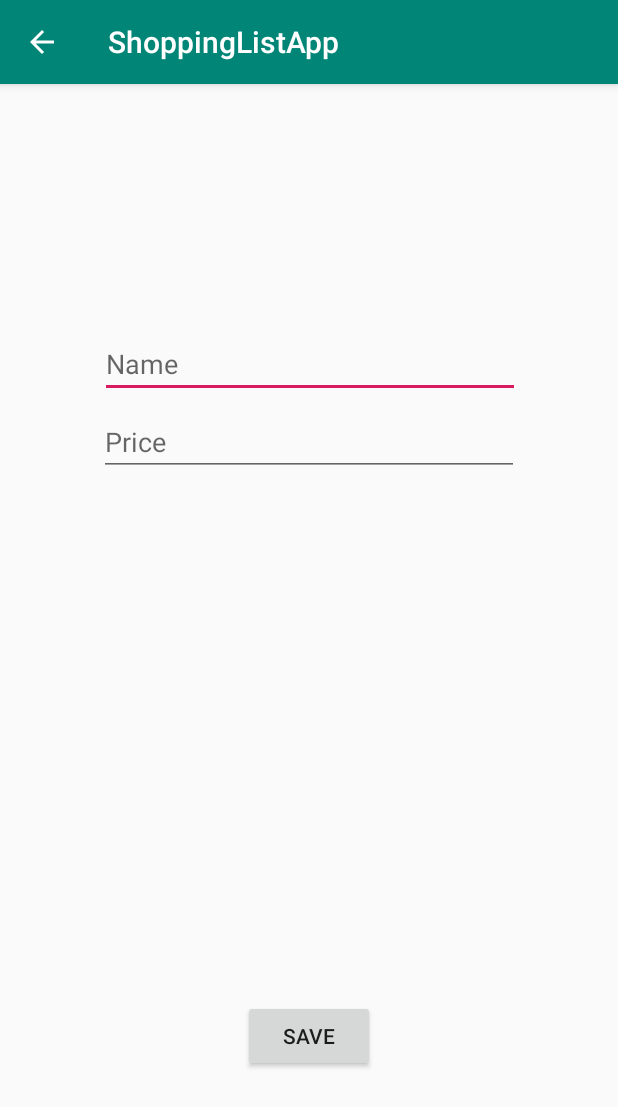
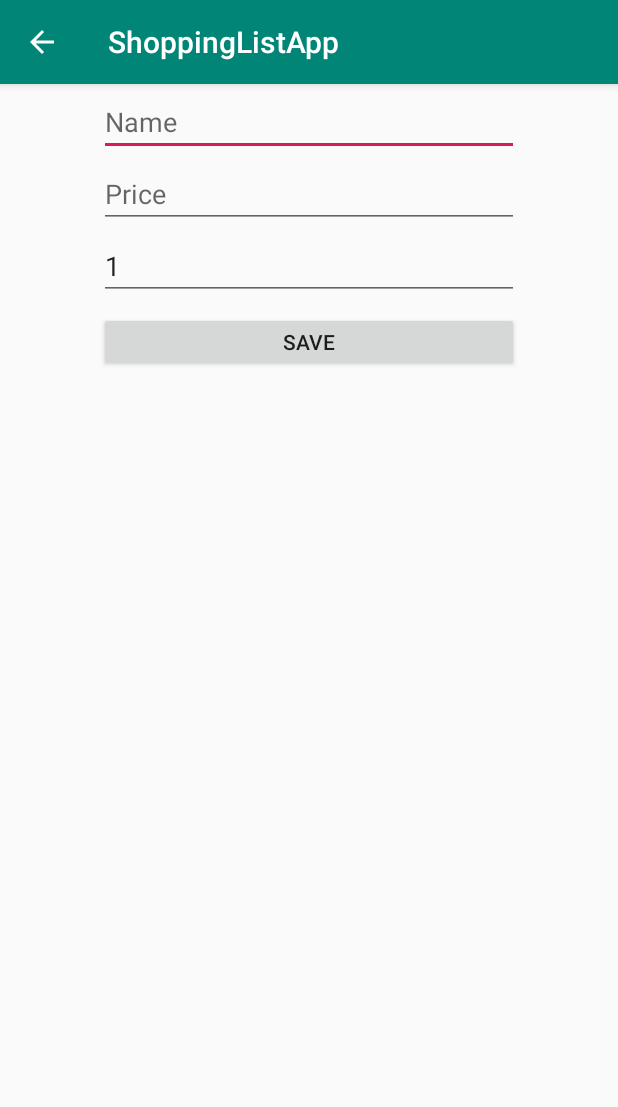
Before and after one commit to c0deful/shoppin-list-app, an Android app: the screen it shows after launch (AddProductActivity), after a tap on an icon or button, on a phone screen of 412 x 824 dp. Shown: the top 1107 px of the screen. Run offline under Robolectric (Android 15) with nearby library versions, the phone set to English and light mode, and no system bars.

Commit message:
Add "count" field for shopping list entries

```diff
--- a/app/src/main/java/pl/dplewa/shoppinglistapp/activity/AddProductActivity.java
+++ b/app/src/main/java/pl/dplewa/shoppinglistapp/activity/AddProductActivity.java
@@ -1,24 +1,23 @@
 package pl.dplewa.shoppinglistapp.activity;
 
-import android.content.ContentValues;
-import android.database.sqlite.SQLiteDatabase;
 import android.os.Bundle;
 import android.support.v7.app.AppCompatActivity;
 import android.view.View;
 import android.widget.EditText;
 
 import pl.dplewa.shoppinglistapp.R;
-import pl.dplewa.shoppinglistapp.data.DatabaseOpenHelper;
+import pl.dplewa.shoppinglistapp.data.DatabaseOperations;
 
 /**
  * @author Dominik Plewa
  */
 public class AddProductActivity extends AppCompatActivity {
 
-    private SQLiteDatabase db;
+    private DatabaseOperations dbOps;
 
     private EditText nameField;
     private EditText priceField;
+    private EditText countField;
 
     @Override
     protected void onCreate(Bundle savedInstanceState) {
@@ -26,19 +25,14 @@ public class AddProductActivity extends AppCompatActivity {
         setContentView(R.layout.activity_product_form);
         nameField = findViewById(R.id.productFormName);
         priceField = findViewById(R.id.productFormPrice);
-        db = new DatabaseOpenHelper(this).getWritableDatabase();
+        countField = findViewById(R.id.productFormCount);
+        dbOps = new DatabaseOperations(this);
     }
 
     public void addProduct(View view) {
-        final String productsTable = getString(R.string.db_products_table);
-        final String nameColumn = getString(R.string.db_products_name_column);
-        final String priceColumn = getString(R.string.db_products_price_column);
-        final String purchasedColumn = getString(R.string.db_products_purchased_column);
-        final ContentValues productValues = new ContentValues(3);
-        productValues.put(nameColumn, nameField.getText().toString());
-        productValues.put(priceColumn, priceField.getText().toString());
-        productValues.put(purchasedColumn, 0);
-        db.insert(productsTable, null, productValues);
+        dbOps.insertProduct(nameField.getText().toString(),
+                priceField.getText().toString(),
+                Integer.parseInt(countField.getText().toString()));
         finish();
     }
 }
--- a/app/src/main/java/pl/dplewa/shoppinglistapp/activity/MainActivity.java
+++ b/app/src/main/java/pl/dplewa/shoppinglistapp/activity/MainActivity.java
@@ -28,22 +28,29 @@ import pl.dplewa.shoppinglistapp.view.ProductAdapter;
 /**
  * @author Dominik Plewa
  */
-public class MainActivity extends AppCompatActivity implements LoaderManager.LoaderCallbacks<Cursor> {
+public class MainActivity extends AppCompatActivity implements LoaderManager.LoaderCallbacks<List<Product>> {
+
+    private RecyclerView shoppingListRecycler;
 
     @Override
     protected void onCreate(Bundle savedInstanceState) {
         super.onCreate(savedInstanceState);
+
         setContentView(R.layout.activity_shopping_list);
-        Toolbar toolbar = findViewById(R.id.toolbar);
+
+        final Toolbar toolbar = findViewById(R.id.toolbar);
         setSupportActionBar(toolbar);
 
-        FloatingActionButton fab = findViewById(R.id.fab);
+        final FloatingActionButton fab = findViewById(R.id.fab);
         fab.setOnClickListener(new View.OnClickListener() {
             @Override
             public void onClick(View view) {
                 startActivity(new Intent(getBaseContext(), AddProductActivity.class));
             }
         });
+
+        shoppingListRecycler = findViewById(R.id.shoppingListRecycler);
+        shoppingListRecycler.setLayoutManager(new LinearLayoutManager(this));
     }
 
     @Override
@@ -76,31 +83,17 @@ public class MainActivity extends AppCompatActivity implements LoaderManager.Loa
 
     @NonNull
     @Override
-    public Loader<Cursor> onCreateLoader(int i, @Nullable Bundle bundle) {
+    public Loader<List<Product>> onCreateLoader(int i, @Nullable Bundle bundle) {
         return new ProductLoader(this);
     }
 
     @Override
-    public void onLoadFinished(@NonNull Loader<Cursor> loader, Cursor cursor) {
-        RecyclerView shoppingListRecycler = findViewById(R.id.shoppingListRecycler);
-        shoppingListRecycler.setLayoutManager(new LinearLayoutManager(this));
-        List<Product> products = new ArrayList<>(cursor.getCount());
-        try {
-            while (cursor.moveToNext()) {
-                products.add(new Product(
-                        cursor.getInt(0),
-                        cursor.getString(1),
-                        new BigDecimal(cursor.getDouble(2)),
-                        cursor.getInt(3) != 0));
-            }
-        } finally {
-            cursor.close();
-        }
+    public void onLoadFinished(@NonNull Loader<List<Product>> loader, List<Product> products) {
         shoppingListRecycler.setAdapter(new ProductAdapter(this, products));
     }
 
     @Override
-    public void onLoaderReset(@NonNull Loader<Cursor> loader) {
+    public void onLoaderReset(@NonNull Loader<List<Product>> loader) {
         // nothing to do here
     }
 }
--- a/app/src/main/java/pl/dplewa/shoppinglistapp/data/DatabaseOpenHelper.java
+++ b/app/src/main/java/pl/dplewa/shoppinglistapp/data/DatabaseOpenHelper.java
@@ -3,34 +3,41 @@ package pl.dplewa.shoppinglistapp.data;
 import android.content.Context;
 import android.database.sqlite.SQLiteDatabase;
 import android.database.sqlite.SQLiteOpenHelper;
+import android.support.annotation.NonNull;
 
 import pl.dplewa.shoppinglistapp.R;
 
 public class DatabaseOpenHelper extends SQLiteOpenHelper {
-    private static final int DATABASE_VERSION = 2;
-    private Context context;
+    private static final int DATABASE_VERSION = 3;
+    final String productsTable;
+    final String nameColumn;
+    final String priceColumn;
+    final String countColumn;
+    final String purchasedColumn;
 
-    public DatabaseOpenHelper(Context context) {
+    DatabaseOpenHelper(@NonNull Context context) {
         super(context, context.getString(R.string.db_name), null, DATABASE_VERSION);
-        this.context = context;
+        productsTable = context.getString(R.string.db_products_table);
+        nameColumn = context.getString(R.string.db_products_name_column);
+        priceColumn = context.getString(R.string.db_products_price_column);
+        countColumn = context.getString(R.string.db_products_count_column);
+        purchasedColumn = context.getString(R.string.db_products_purchased_column);
     }
 
     @Override
     public void onCreate(SQLiteDatabase db) {
-        final String productsTable = context.getString(R.string.db_products_table);
-        final String nameColumn = context.getString(R.string.db_products_name_column);
-        final String priceColumn = context.getString(R.string.db_products_price_column);
-        final String purchasedColumn = context.getString(R.string.db_products_purchased_column);
         db.execSQL("CREATE TABLE " + productsTable + " ("
                 + nameColumn + " TEXT NOT NULL, "
                 + priceColumn + " TEXT NOT NULL, "
+                + countColumn + " INTEGER NOT NULL CHECK(" + countColumn + " > 0) DEFAULT 1, "
                 + purchasedColumn + " INTEGER NOT NULL CHECK(" + purchasedColumn + " IN (0,1)));");
 }
 
     @Override
     public void onUpgrade(SQLiteDatabase db, int oldVersion, int newVersion) {
-        // TODO implement actual migrations if the schema ever changes
-        final String productsTable = context.getString(R.string.db_products_table);
-        db.delete(productsTable, null, null);
+        if (oldVersion < 3) {
+            db.execSQL("ALTER TABLE " + productsTable
+                + " ADD " + countColumn +  " INTEGER NOT NULL CHECK(" + countColumn + " > 0) DEFAULT 1;");
+        }
     }
 }
--- a/app/src/main/java/pl/dplewa/shoppinglistapp/data/DatabaseOperations.java
+++ b/app/src/main/java/pl/dplewa/shoppinglistapp/data/DatabaseOperations.java
@@ -2,8 +2,10 @@ package pl.dplewa.shoppinglistapp.data;
 
 import android.content.ContentValues;
 import android.content.Context;
+import android.database.Cursor;
 import android.database.sqlite.SQLiteDatabase;
 import android.support.annotation.NonNull;
+import android.support.annotation.Nullable;
 
 import pl.dplewa.shoppinglistapp.R;
 
@@ -13,11 +15,12 @@ import pl.dplewa.shoppinglistapp.R;
 public class DatabaseOperations {
 
     private final SQLiteDatabase db;
-    public final String productsTable;
-    public final String idColumn;
-    public final String nameColumn;
-    public final String priceColumn;
-    public final String purchasedColumn;
+    final String productsTable;
+    final String idColumn;
+    final String nameColumn;
+    final String priceColumn;
+    final String countColumn;
+    final String purchasedColumn;
 
     public DatabaseOperations(Context context) {
         this.db = new DatabaseOpenHelper(context).getWritableDatabase();
@@ -25,6 +28,7 @@ public class DatabaseOperations {
         idColumn = "rowid";
         nameColumn = context.getString(R.string.db_products_name_column);
         priceColumn = context.getString(R.string.db_products_price_column);
+        countColumn = context.getString(R.string.db_products_count_column);
         purchasedColumn = context.getString(R.string.db_products_purchased_column);
     }
 
@@ -39,6 +43,22 @@ public class DatabaseOperations {
             throw new AssertionError("Cannot execute db operation on read-only db");
         ContentValues productValues = new ContentValues();
         productValues.put(purchasedColumn, isPurchased);
-        db.update(productsTable, productValues, idColumn + " = ?" , new String[]{rowid.toString()});
+        db.update(productsTable, productValues, idColumn + " = ?", new String[]{rowid.toString()});
+    }
+
+    Cursor getAllProducts() {
+        return db.query(productsTable, new String[]{idColumn, nameColumn, priceColumn, countColumn, purchasedColumn},
+                null, null, null, null, null);
+    }
+
+    public void insertProduct(@NonNull String name, @NonNull String price, @Nullable Integer count) {
+        if (db.isReadOnly())
+            throw new AssertionError("Cannot execute db operation on read-only db");
+        final ContentValues productValues = new ContentValues(3);
+        productValues.put(nameColumn, name);
+        productValues.put(priceColumn, price);
+        productValues.put(countColumn, count);
+        productValues.put(purchasedColumn, false);
+        db.insert(productsTable, null, productValues);
     }
 }
--- a/app/src/main/java/pl/dplewa/shoppinglistapp/data/ProductLoader.java
+++ b/app/src/main/java/pl/dplewa/shoppinglistapp/data/ProductLoader.java
@@ -4,26 +4,45 @@ import android.content.Context;
 import android.database.Cursor;
 import android.database.sqlite.SQLiteDatabase;
 import android.support.annotation.NonNull;
+import android.support.v4.content.AsyncTaskLoader;
 import android.support.v4.content.CursorLoader;
+
+import java.math.BigDecimal;
+import java.text.NumberFormat;
+import java.util.ArrayList;
+import java.util.List;
 
 import pl.dplewa.shoppinglistapp.R;
 
 /**
  * @author Dominik Plewa
  */
-public class ProductLoader extends CursorLoader {
+public class ProductLoader extends AsyncTaskLoader<List<Product>> {
 
-    private final SQLiteDatabase db;
-    private final String productTable;
+    private final DatabaseOperations dbOps;
 
     public ProductLoader(@NonNull Context context) {
         super(context);
-        db = new DatabaseOpenHelper(context).getReadableDatabase();
-        productTable = context.getString(R.string.db_products_table);
+        dbOps = new DatabaseOperations(context);
     }
 
     @Override
-    public Cursor loadInBackground() {
-        return db.query(productTable, new String[] { "ROWID", "*" }, null, null, null, null, null);
+    protected void onStartLoading() {
+        forceLoad();
+    }
+
+    @Override
+    public List<Product> loadInBackground() {
+        Cursor cursor = dbOps.getAllProducts();
+        List<Product> result = new ArrayList<>(cursor.getCount());
+        while (cursor.moveToNext()) {
+            final int id = cursor.getInt(cursor.getColumnIndex(dbOps.idColumn));
+            final String name = cursor.getString(cursor.getColumnIndex(dbOps.nameColumn));
+            final String price = cursor.getString(cursor.getColumnIndex(dbOps.priceColumn));
+            final int count = cursor.getInt(cursor.getColumnIndex(dbOps.countColumn));
+            final boolean isPurchased = cursor.getInt(cursor.getColumnIndex(dbOps.purchasedColumn)) != 0;
+            result.add(new Product(id, name, new BigDecimal(price), count, isPurchased));
+        }
+        return result;
     }
 }
--- a/app/src/main/java/pl/dplewa/shoppinglistapp/view/ProductAdapter.java
+++ b/app/src/main/java/pl/dplewa/shoppinglistapp/view/ProductAdapter.java
@@ -48,6 +48,7 @@ public class ProductAdapter extends RecyclerView.Adapter<ProductAdapter.ViewHold
         viewHolder.id = product.getId();
         viewHolder.name.setText(product.getName());
         viewHolder.price.setText(NumberFormat.getCurrencyInstance().format(product.getPrice()));
+        viewHolder.count.setText(String.valueOf(product.getCount()));
         viewHolder.isPurchased.setChecked(product.isPurchased());
         viewHolder.isPurchased.setOnCheckedChangeListener(new CompoundButton.OnCheckedChangeListener() {
             @Override
@@ -76,12 +77,14 @@ public class ProductAdapter extends RecyclerView.Adapter<ProductAdapter.ViewHold
         private int id;
         private final TextView name;
         private final TextView price;
+        private final TextView count;
         private final CheckBox isPurchased;
 
         ViewHolder(@NonNull View itemView) {
             super(itemView);
             name = itemView.findViewById(R.id.productNameText);
             price = itemView.findViewById(R.id.productPriceText);
+            count = itemView.findViewById(R.id.productCountText);
             isPurchased = itemView.findViewById(R.id.productPurchasedCheckBox);
         }
     }
--- a/app/src/main/res/layout/activity_product_form.xml
+++ b/app/src/main/res/layout/activity_product_form.xml
@@ -1,25 +1,10 @@
 <?xml version="1.0" encoding="utf-8"?>
 <android.support.constraint.ConstraintLayout xmlns:android="http://schemas.android.com/apk/res/android"
     xmlns:app="http://schemas.android.com/apk/res-auto"
+    xmlns:tools="http://schemas.android.com/tools"
     android:layout_width="match_parent"
     android:layout_height="match_parent"
     app:layout_behavior="@string/appbar_scrolling_view_behavior">
-
-    <Button
-        android:id="@+id/button"
-        android:layout_width="wrap_content"
-        android:layout_height="wrap_content"
-        android:layout_marginStart="8dp"
-        android:layout_marginTop="8dp"
-        android:layout_marginEnd="8dp"
-        android:layout_marginBottom="8dp"
-        android:onClick="addProduct"
-        android:text="Save"
-        app:layout_constraintBottom_toBottomOf="parent"
-        app:layout_constraintEnd_toEndOf="parent"
-        app:layout_constraintStart_toStartOf="parent"
-        app:layout_constraintTop_toTopOf="parent"
-        app:layout_constraintVertical_bias="0.856" />
 
     <EditText
         android:id="@+id/productFormName"
@@ -30,28 +15,54 @@
         android:layout_marginEnd="8dp"
         android:layout_marginBottom="240dp"
         android:ems="10"
+        android:hint="Name"
+        android:importantForAutofill="no"
         android:inputType="textAutoCorrect|textAutoComplete"
-        android:hint="Name"
-        app:layout_constraintBottom_toTopOf="@+id/button"
         app:layout_constraintEnd_toEndOf="parent"
-        app:layout_constraintHorizontal_bias="0.503"
         app:layout_constraintStart_toStartOf="parent"
-        app:layout_constraintTop_toTopOf="parent"
-        android:importantForAutofill="no" />
+        app:layout_constraintTop_toTopOf="parent" />
 
     <EditText
         android:id="@+id/productFormPrice"
         android:layout_width="280dp"
-        android:layout_height="44dp"
+        android:layout_height="40dp"
         android:layout_marginStart="8dp"
         android:layout_marginTop="8dp"
         android:layout_marginEnd="8dp"
         android:ems="10"
+        android:hint="Price"
+        android:importantForAutofill="no"
         android:inputType="numberDecimal"
-        android:hint="Price"
         app:layout_constraintEnd_toEndOf="parent"
         app:layout_constraintStart_toStartOf="parent"
-        app:layout_constraintTop_toBottomOf="@+id/productFormName"
-        android:importantForAutofill="no" />
+        app:layout_constraintTop_toBottomOf="@+id/productFormName" />
+
+    <EditText
+        android:id="@+id/productFormCount"
+        android:layout_width="280dp"
+        android:layout_height="40dp"
+        android:layout_marginStart="8dp"
+        android:layout_marginTop="8dp"
+        android:layout_marginEnd="8dp"
+        android:ems="10"
+        android:text="1"
+        android:importantForAutofill="no"
+        android:inputType="number"
+        app:layout_constraintEnd_toEndOf="parent"
+        app:layout_constraintStart_toStartOf="parent"
+        app:layout_constraintTop_toBottomOf="@+id/productFormPrice" />
+
+    <Button
+        android:id="@+id/button"
+        android:layout_width="280dp"
+        android:layout_height="40dp"
+        android:layout_marginStart="8dp"
+        android:layout_marginTop="8dp"
+        android:layout_marginEnd="8dp"
+        android:onClick="addProduct"
+        android:text="Save"
+        app:layout_constraintEnd_toEndOf="parent"
+        app:layout_constraintStart_toStartOf="parent"
+        app:layout_constraintTop_toBottomOf="@+id/productFormCount" />
 
 </android.support.constraint.ConstraintLayout>
--- a/app/src/main/res/values/strings.xml
+++ b/app/src/main/res/values/strings.xml
@@ -6,4 +6,5 @@
     <string name="db_products_name_column">name</string>
     <string name="db_products_price_column">price</string>
     <string name="db_products_purchased_column">purchased</string>
+    <string name="db_products_count_column">count</string>
 </resources>
```
Also changed, not shown: app/src/main/java/pl/dplewa/shoppinglistapp/data/Product.java (+5 -16 lines), app/src/main/res/layout/product.xml (+11 -0 lines).
